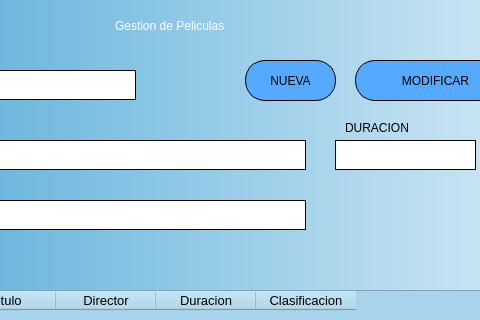
This is Vistas/CRUDPeli.ui in neoengelus/cinemar as Qt 5 draws it before an edit; both pictures show x 185 to 665 and y 0 to 320 of the 966 by 723 pixel window. The edited form follows.
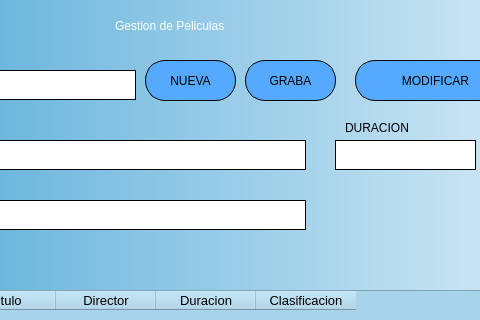
This is the edited form.

Commit message: crudpeli al 80%

Diff of the .ui file:
```diff
--- a/Vistas/CRUDPeli.ui
+++ b/Vistas/CRUDPeli.ui
@@ -356,7 +356,7 @@
    <widget class="QPushButton" name="btnNuevo">
     <property name="geometry">
      <rect>
-      <x>430</x>
+      <x>330</x>
       <y>60</y>
       <width>91</width>
       <height>41</height>
@@ -426,6 +426,35 @@
      <string>DIRECTOR</string>
     </property>
    </widget>
+   <widget class="QPushButton" name="btnGrabaNueva">
+    <property name="geometry">
+     <rect>
+      <x>430</x>
+      <y>60</y>
+      <width>91</width>
+      <height>41</height>
+     </rect>
+    </property>
+    <property name="mouseTracking">
+     <bool>true</bool>
+    </property>
+    <property name="toolTip">
+     <string>Presione para buscar un DNI</string>
+    </property>
+    <property name="styleSheet">
+     <string notr="true">border-radius:20px;
+background-color:rgb(85, 170, 255);
+font: 14pt &quot;MS Shell Dlg 2&quot;;
+border: 1px solid black;
+border-style: outset</string>
+    </property>
+    <property name="text">
+     <string>GRABA</string>
+    </property>
+    <property name="default">
+     <bool>false</bool>
+    </property>
+   </widget>
   </widget>
  </widget>
  <resources/>
```
Left out of the diff: 3 changed lines with no effect on the pictures. The commit also changes 2 other files.
